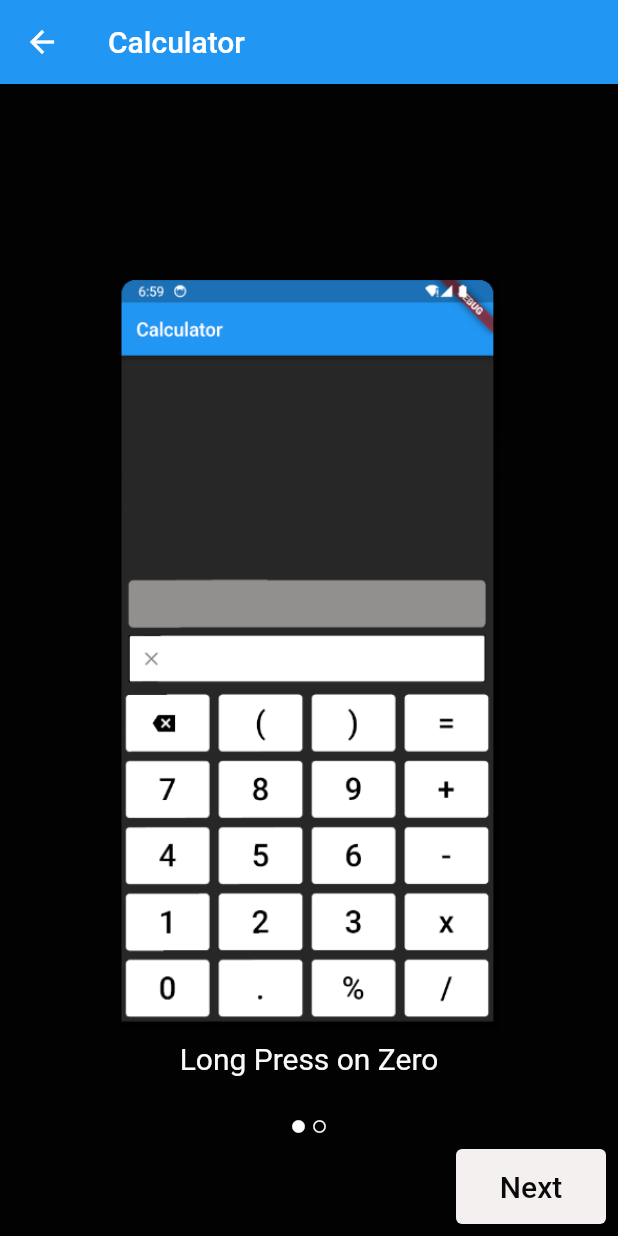
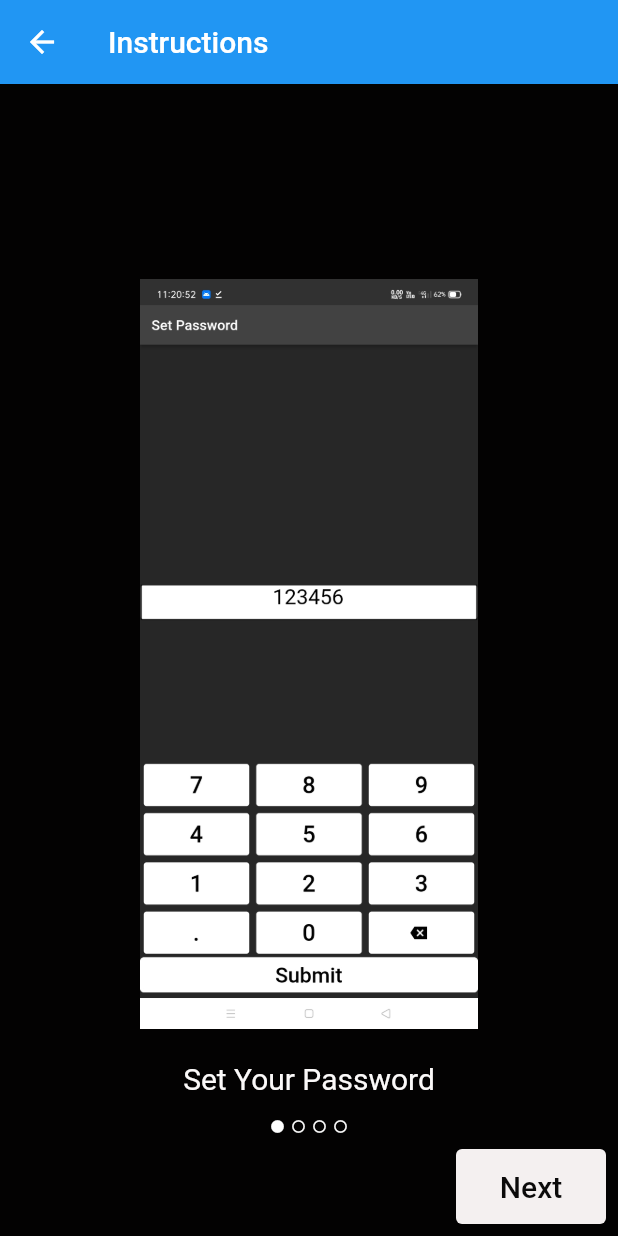
Before and after one commit to billy-paul1234/flutter_calculator_vault, a Flutter app: the InstructionPage screen opened directly, on a phone screen of 412 x 824 dp. Run offline on Flutter 3.47's test engine with Material 2 defaults, Android fonts, the light colour scheme and no system bars; our stand-ins replace flutter_secure_storage, math_expressions, shared_preferences; accounts and stored records are empty.

Commit message:
Commited at 2023-08-29 11:39:53 AM

```diff
--- a/lib/authendication_page.dart
+++ b/lib/authendication_page.dart
@@ -691,10 +691,6 @@ class _AuthendicationPageState extends State<AuthendicationPage> {
           ],
         ),
       ),
-      // floatingActionButton: FloatingActionButton(
-      //   onPressed: _incrementCounter,
-      //   child: const Icon(Icons.add),
-      // ), //s trailing comma makes auto-formatting nicer for build methods.
     );
   }
 }
--- a/lib/instruction_page.dart
+++ b/lib/instruction_page.dart
@@ -1,6 +1,9 @@
 import 'package:flutter/material.dart';
-
-import 'calculator_page.dart';
+import 'package:flutter_calculator_vault/calculator_page.dart';
+import 'package:flutter_calculator_vault/set_password.dart';
+import 'package:flutter_secure_storage/flutter_secure_storage.dart';
+import 'package:shared_preferences/shared_preferences.dart';
+// import 'calculator_page.dart';
 // import 'package:math_expressions/math_expressions.dart';
 
 class InstructionPage extends StatefulWidget {
@@ -13,10 +16,10 @@ class InstructionPage extends StatefulWidget {
 
 class _InstructionPageState extends State<InstructionPage> {
   TextEditingController textEditingController = TextEditingController();
-  String _imagepath = "assets/calculator.png";
+  String _imagepath = "assets/setpassword.jpg";
   int buttonnum = 1;
-  String imagetxt = "Long Press on Zero";
-  int totalimages = 2;
+  String imagetxt = "Set Your Password";
+  int totalimages = 4;
   var allignbutton = MainAxisAlignment.end;
   bool showPage2Content = false;
 
@@ -29,9 +32,24 @@ class _InstructionPageState extends State<InstructionPage> {
   void backimage() {
     setState(() {
       buttonnum--;
-      imagetxt = "Long Press on Zero";
-      _imagepath = "assets/calculator.png";
       if (buttonnum == 1) allignbutton = MainAxisAlignment.end;
+      if (buttonnum == 1) {
+        imagetxt = "Set Your Password";
+        _imagepath = "assets/setpassword.jpg";
+      }
+
+      if (buttonnum == 2) {
+        imagetxt = "To open your Vault Long Press on 0";
+        _imagepath = "assets/calculator.jpg";
+      }
+      if (buttonnum == 3) {
+        imagetxt = "Enter Your Password";
+        _imagepath = "assets/authendication.jpg";
+      }
+      if (buttonnum == 4) {
+        imagetxt = "Now Your Vault is Opend";
+        _imagepath = "assets/vault.jpg";
+      }
     });
   }
 
@@ -39,16 +57,35 @@ class _InstructionPageState extends State<InstructionPage> {
     setState(() {
       if (buttonnum < totalimages) buttonnum++;
       allignbutton = MainAxisAlignment.spaceBetween;
-      imagetxt = "Enter Your Password and Press =";
-      if (buttonnum == 2) _imagepath = "assets/authendication.png";
+      if (buttonnum == 2) {
+        imagetxt = "To open your Vault Long Press on 0";
+        _imagepath = "assets/calculator.jpg";
+      }
+      if (buttonnum == 3) {
+        imagetxt = "Enter Your Password";
+        _imagepath = "assets/authendication.jpg";
+      }
+      if (buttonnum == 4) {
+        imagetxt = "Now Your Vault is Opend";
+        _imagepath = "assets/vault.jpg";
+      }
     });
   }
 
   @override
   Widget build(BuildContext context) {
+    bool isFirstTime;
     if (showPage2Content) {
-      return const CalculatorPage(title: 'Calculator');
+      return const SetPassword(title: 'Set Password');
     }
+    // ignore: no_leading_underscores_for_local_identifiers
+    Future<void> _setFirstTimeFlag() async {
+      final prefs = await SharedPreferences.getInstance();
+      await prefs.setBool('first_time', false);
+    }
+
+    _setFirstTimeFlag(); // Store flag when visiting first page
+
 
     return Scaffold(
       backgroundColor: const Color.fromARGB(255, 3, 2, 2),
@@ -64,14 +101,23 @@ class _InstructionPageState extends State<InstructionPage> {
               height: 500,
               width: 500,
             ),
-            Container(
+            Row(
+              children: [
+                Expanded(
+                  child: Container(
                     margin: const EdgeInsets.fromLTRB(0, 8, 0, 0),
                     height: 50,
+                    child: Center(
                       child: Text(
                         imagetxt,
                         style: const TextStyle(
-                    fontSize: 20, color: Color.fromARGB(255, 251, 249, 249)),
+                            fontSize: 20,
+                            color: Color.fromARGB(255, 251, 249, 249)),
                       ),
+                    ),
+                  ),
+                ),
+              ],
             ),
             Row(
               mainAxisAlignment: MainAxisAlignment.center,
@@ -155,7 +201,16 @@ class _InstructionPageState extends State<InstructionPage> {
                           foregroundColor: MaterialStatePropertyAll(
                               Color.fromARGB(255, 11, 10, 10)),
                         ),
-                        onPressed: togglePage2Content,
+                        onPressed:
+                        // () {
+                        //   Navigator.push(
+                        //       context,
+                        //       MaterialPageRoute(
+                        //           builder: (context) => const SetPassword(
+                        //                 title: 'Set Password',
+                        //               )));
+                        // },
+                        togglePage2Content,
                         child: const Text(
                           "Done",
                           style: TextStyle(fontSize: 20),
--- a/lib/main.dart
+++ b/lib/main.dart
@@ -1,15 +1,9 @@
 import 'package:flutter/material.dart';
 import 'package:flutter_calculator_vault/calculator_page.dart';
-import 'package:flutter_calculator_vault/set_password.dart';
-// import 'package:flutter_calculator_vault/tmp.dart';
+// import 'package:flutter_calculator_vault/set_password.dart';
 import 'package:shared_preferences/shared_preferences.dart';
 
-// import 'instruction_page.dart';
-// import 'package:math_expressions/math_expressions.dart';
-
-// void main() {
-//   runApp(const MyApp());
-// }
+import 'instruction_page.dart';
 
 Future<void> main() async {
   WidgetsFlutterBinding.ensureInitialized();
@@ -33,7 +27,7 @@ class MyApp extends StatelessWidget {
       // home: const CalculatorPage(title: 'Calculator'),
       initialRoute: isFirstTime ? '/first' : '/second',
       routes: {
-        '/first': (context) => const SetPassword(title: 'Set Password',),
+        '/first': (context) => const InstructionPage(title: 'Instructions',),
         '/second': (context) => const CalculatorPage(title: 'Calculator',),
         // '/second': (context) => const InstructionPage(title: 'InstructionPage',),
 
--- a/pubspec.yaml
+++ b/pubspec.yaml
@@ -63,8 +63,10 @@ flutter:
 
   # To add assets to your application, add an assets section, like this:
   assets:
-    - assets/calculator.png
-    - assets/authendication.png
+    - assets/setpassword.jpg
+    - assets/calculator.jpg
+    - assets/authendication.jpg
+    - assets/vault.jpg
 
 
   # An image asset can refer to one or more resolution-specific "variants", see
```
Also changed, not shown: lib/set_password.dart (+30 -20 lines), lib/tmp.dart (+128 -46 lines), assets/authendication.jpg (added), assets/authendication.png (deleted), assets/authendication1.jpeg (added), assets/calculator.jpg (added), assets/calculator.png (deleted), assets/setpassword.jpg (added), assets/vault.jpg (added). Lines whose indentation alone changed are shown as unchanged.
